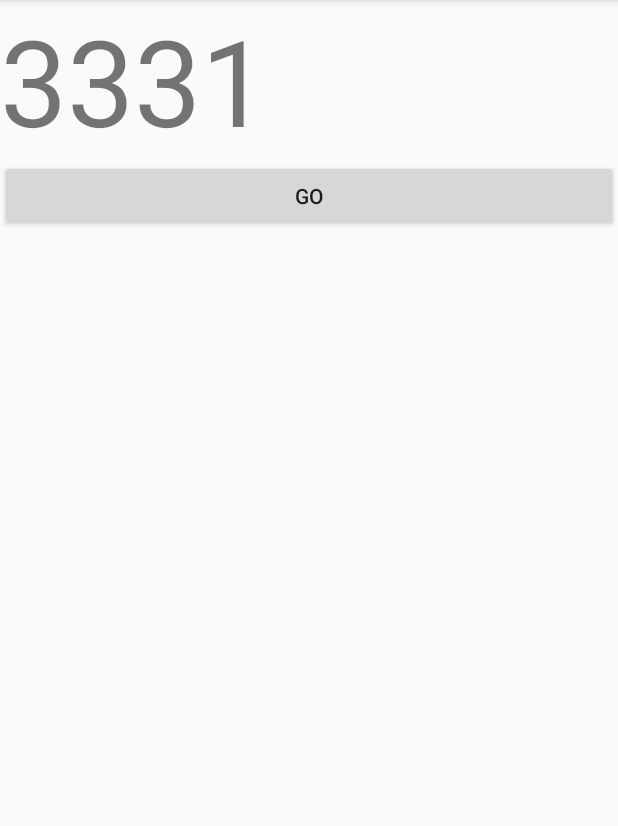
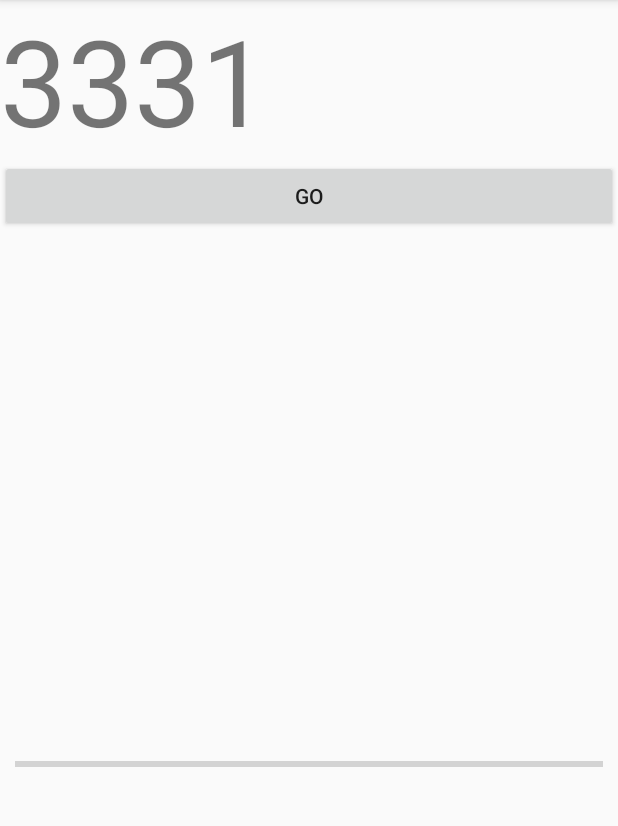
Before and after one commit to KorhanK/SequenceTaxi, an Android app: the screen it shows after launch (MainActivity), after a tap on "GO", on a phone screen of 412 x 824 dp, the part 84-910 px from its top. Run offline under Robolectric (Android 15) with nearby library versions, the phone set to English and light mode, and no system bars.

Commit message:
Progress bar has been added but cant make it start when pressing the "Go" buttom.

```diff
--- a/app/src/main/res/layout/activity_main.xml
+++ b/app/src/main/res/layout/activity_main.xml
@@ -1,46 +1,46 @@
-<LinearLayout
-    xmlns:android="http://schemas.android.com/apk/res/android"
+<LinearLayout xmlns:android="http://schemas.android.com/apk/res/android"
     xmlns:tools="http://schemas.android.com/tools"
     android:layout_width="match_parent"
     android:layout_height="match_parent"
-    tools:context="com.example.pauline.groupprojecttry.MainActivity"
-    android:orientation="vertical">
+    android:orientation="vertical"
+    tools:context="com.example.pauline.groupprojecttry.MainActivity">
 
     <LinearLayout
         android:layout_width="wrap_content"
         android:layout_height="wrap_content"
         android:orientation="horizontal">
+
         <TextView
             android:id="@+id/value1"
             android:layout_width="wrap_content"
             android:layout_height="wrap_content"
-            android:textSize="80dp"/>
+            android:textSize="80dp" />
 
         <TextView
             android:id="@+id/value2"
             android:layout_width="wrap_content"
             android:layout_height="wrap_content"
-            android:textSize="80dp"/>
+            android:textSize="80dp" />
 
         <TextView
             android:id="@+id/value3"
             android:layout_width="wrap_content"
             android:layout_height="wrap_content"
-            android:textSize="80dp"/>
+            android:textSize="80dp" />
 
         <TextView
             android:id="@+id/value4"
             android:layout_width="wrap_content"
             android:layout_height="wrap_content"
-            android:textSize="80dp"/>
+            android:textSize="80dp" />
 
     </LinearLayout>
 
     <Button
         android:layout_width="match_parent"
         android:layout_height="wrap_content"
-        android:text="Go"
-        android:onClick="go"/>
+        android:onClick="go"
+        android:text="Go" />
 
     <LinearLayout
         android:id="@+id/buttons"
@@ -52,29 +52,30 @@
         <LinearLayout
             android:layout_width="wrap_content"
             android:layout_height="wrap_content">
+
             <Button
                 android:id="@+id/button1"
                 android:layout_width="wrap_content"
                 android:layout_height="wrap_content"
-                android:text="1"/>
+                android:text="1" />
 
             <Button
                 android:id="@+id/button2"
                 android:layout_width="wrap_content"
                 android:layout_height="wrap_content"
-                android:text="2"/>
+                android:text="2" />
 
             <Button
                 android:id="@+id/button3"
                 android:layout_width="wrap_content"
                 android:layout_height="wrap_content"
-                android:text="3"/>
+                android:text="3" />
 
             <Button
                 android:id="@+id/button4"
                 android:layout_width="wrap_content"
                 android:layout_height="wrap_content"
-                android:text="4"/>
+                android:text="4" />
 
         </LinearLayout>
 
@@ -86,9 +87,42 @@
                 android:id="@+id/ok"
                 android:layout_width="match_parent"
                 android:layout_height="wrap_content"
-                android:text="ok"/>
+                android:text="ok" />
         </LinearLayout>
 
     </LinearLayout>
 
+    <!--progress bar-->
+
+    <RelativeLayout xmlns:android="http://schemas.android.com/apk/res/android"
+        xmlns:tools="http://schemas.android.com/tools"
+        android:layout_width="match_parent"
+        android:layout_height="match_parent"
+        tools:context="com.example.brandonmain.progressbarexample2.MainActivity">
+
+        <ProgressBar
+            android:id="@+id/progressbar"
+            android:layout_width="match_parent"
+            android:layout_height="wrap_content"
+            android:layout_centerInParent="true"
+            android:layout_margin="10dp"
+            style="@style/Widget.AppCompat.ProgressBar.Horizontal"
+            />
+
+        <TextView
+            android:id="@+id/LoadingCompleteTextView"
+            android:layout_width="wrap_content"
+            android:layout_height="wrap_content"
+            android:text="Time Complete"
+            android:layout_below="@+id/progressbar"
+            android:layout_centerHorizontal="true"
+            android:layout_marginTop="16dp"
+            android:textSize="24sp"
+            android:visibility="invisible"
+            />
+
+    </RelativeLayout>
+
+    <!--progress bar-->
+
 </LinearLayout>
```
